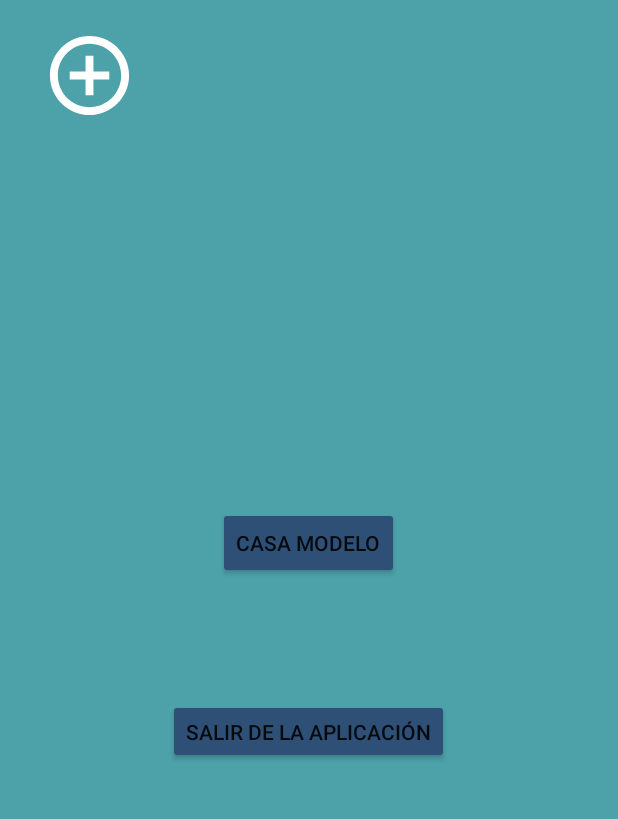
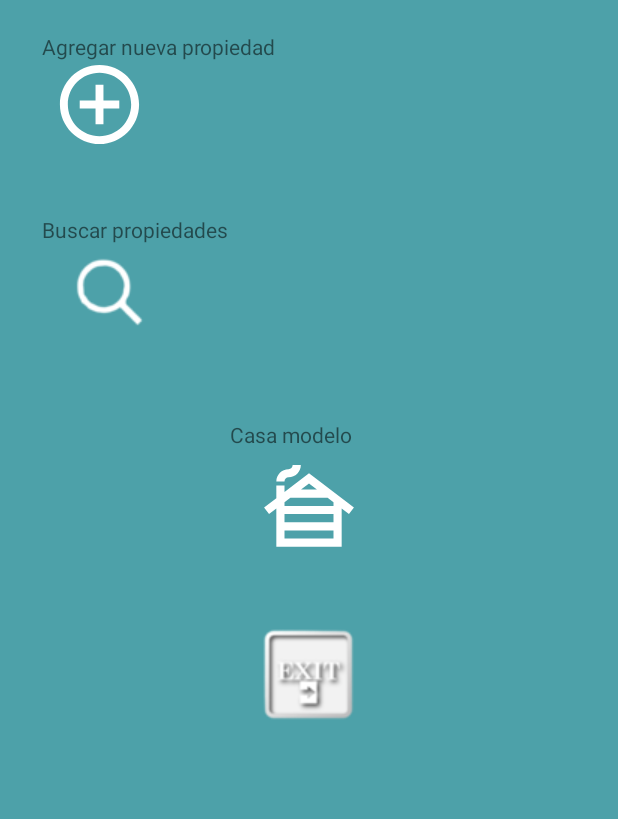
Before and after one commit to stphnVi/IntelliHome_Automation_Project, an Android app: the PrincipalActivity screen opened directly, with no data from a screen before it, on a phone screen of 412 x 824 dp, the part 363-1182 px from its top. Run offline under Robolectric (Android 15) with nearby library versions, the phone set to English and light mode, and no system bars.

Commit message:
[feat] se modiofico la interfaz grafica de principal

```diff
--- a/MiPrimerAplicacion/app/src/main/java/com/example/miprimeraplicacion/PrincipalActivity.java
+++ b/MiPrimerAplicacion/app/src/main/java/com/example/miprimeraplicacion/PrincipalActivity.java
@@ -22,7 +22,7 @@ public class PrincipalActivity extends AppCompatActivity {
         setContentView(R.layout.principal);
 
         ImageButton buttonAgregar= findViewById(R.id.agregarCasa);
-        Button botoncasamodelo = findViewById(R.id.casamodelo);
+        ImageButton botoncasamodelo = findViewById(R.id.casamodelo);
 
 
         botoncasamodelo.setOnClickListener(view -> { // mapeo del boton casa modelo
@@ -35,7 +35,7 @@ public class PrincipalActivity extends AppCompatActivity {
             startActivity(intent);
         });
 
-        Button buttonCancel = findViewById(R.id.button2);
+        ImageButton buttonCancel = findViewById(R.id.button2);
         buttonCancel.setOnClickListener(view -> { // mapeo del boton exit
             //Intent intent = new Intent(PrincipalActivity.this, MainActivity.class);
             //startActivity(intent);
--- /dev/null
+++ b/MiPrimerAplicacion/app/src/main/res/drawable/modelocasa.xml
@@ -0,0 +1,5 @@
+<vector xmlns:android="http://schemas.android.com/apk/res/android" android:height="65dp" android:tint="#FFFFFF" android:viewportHeight="24" android:viewportWidth="24" android:width="65dp">
+
+    <path android:fillColor="@android:color/white" android:pathData="M10,1c0,1.66 -1.34,3 -3,3C6.45,4 6,4.45 6,5H4c0,-1.66 1.34,-3 3,-3c0.55,0 1,-0.45 1,-1H10zM12,3L6,7.58V6H4v3.11L1,11.4l1.21,1.59L4,11.62V21h16v-9.38l1.79,1.36L23,11.4L12,3zM13.94,7h-3.89L12,5.52L13.94,7zM7.44,9h9.12L18,10.1V11H6v-0.9L7.44,9zM18,13v2H6v-2H18zM6,19v-2h12v2H6z"/>
+
+</vector>
--- a/MiPrimerAplicacion/app/src/main/res/layout/principal.xml
+++ b/MiPrimerAplicacion/app/src/main/res/layout/principal.xml
@@ -33,41 +33,68 @@
             android:layout_height="21dp" />
 
 
+        <TextView
+            android:id="@+id/textView4"
+            android:layout_width="170dp"
+            android:layout_height="wrap_content"
+            android:text="Agregar nueva propiedad" />
+
         <ImageButton
             android:id="@+id/agregarCasa"
-            android:layout_width="wrap_content"
+            android:layout_width="76dp"
             android:layout_height="57dp"
             android:background="@color/Azul"
             app:srcCompat="@drawable/agregar" />
 
         <View
             android:layout_width="match_parent"
-            android:layout_height="259dp" />
+            android:layout_height="45dp" />
 
 
-        <Button
+        <TextView
+            android:id="@+id/textView5"
+            android:layout_width="156dp"
+            android:layout_height="wrap_content"
+            android:text="Buscar propiedades" />
+
+        <ImageButton
+            android:id="@+id/buscarcasa"
+            android:layout_width="88dp"
+            android:layout_height="wrap_content"
+            android:background="@color/Azul"
+            app:srcCompat="@drawable/lupa" />
+
+        <View
+            android:layout_width="371dp"
+            android:layout_height="47dp" />
+
+        <TextView
+            android:id="@+id/textView6"
+            android:layout_width="105dp"
+            android:layout_height="29dp"
+            android:layout_gravity="center"
+            android:text="Casa modelo" />
+
+        <ImageButton
             android:id="@+id/casamodelo"
-            android:layout_width="wrap_content"
-            android:layout_height="wrap_content"
+            android:layout_width="128dp"
+            android:layout_height="61dp"
             android:layout_gravity="center"
-            android:backgroundTint="@color/Azuloscuro"
-            android:text="Casa modelo" />
+            android:background="@color/Azul"
+            app:srcCompat="@drawable/modelocasa" />
 
         <View
             android:layout_width="match_parent"
-            android:layout_height="80dp" />
+            android:layout_height="39dp" />
 
+        <ImageButton
+            android:id="@+id/button2"
+            android:layout_width="99dp"
+            android:layout_height="79dp"
+            android:layout_gravity="center"
+            android:background="@color/Azul"
+            app:srcCompat="@drawable/salida" />
 
-        <Button
-            android:id="@+id/button2"
-            android:layout_width="wrap_content"
-            android:layout_height="43dp"
-            android:layout_gravity="center"
-            android:backgroundTint="@color/Azuloscuro"
-            android:gravity="center"
-            android:text="Salir de la aplicación"
-            tools:layout_editor_absoluteX="149dp"
-            tools:layout_editor_absoluteY="654dp" />
 
     </LinearLayout>
 </androidx.constraintlayout.widget.ConstraintLayout>
```
Also changed, not shown: MiPrimerAplicacion/app/src/main/res/drawable/lupa.png (added), MiPrimerAplicacion/app/src/main/res/drawable/salida.png (added).
